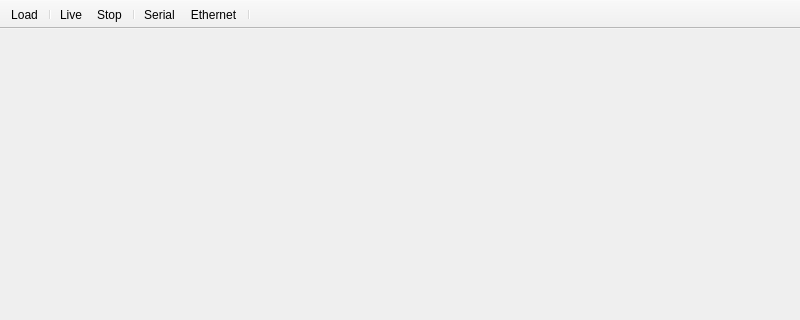
The window that mainwindow.ui (Minus-Monster/vToolsLauncher) describes before a commit, drawn with Qt 5; both pictures show x 0 to 800 and y 0 to 320 of the 800 by 600 pixel window.
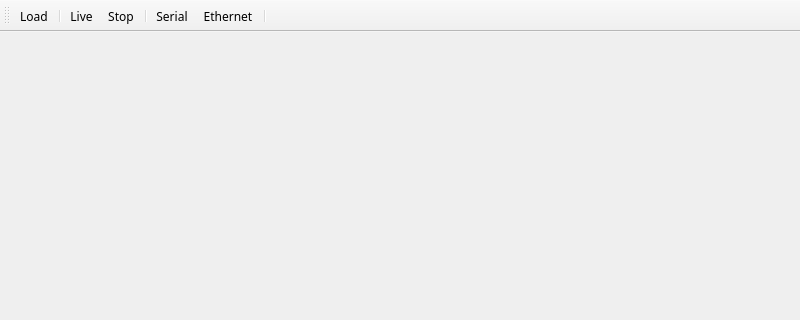
The same window after the commit. Icons and pictures are not drawn.

```diff
--- a/mainwindow.ui
+++ b/mainwindow.ui
@@ -13,6 +13,18 @@
   <property name="windowTitle">
    <string>MainWindow</string>
   </property>
+  <property name="autoFillBackground">
+   <bool>false</bool>
+  </property>
+  <property name="tabShape">
+   <enum>QTabWidget::Rounded</enum>
+  </property>
+  <property name="dockNestingEnabled">
+   <bool>false</bool>
+  </property>
+  <property name="unifiedTitleAndToolBarOnMac">
+   <bool>true</bool>
+  </property>
   <widget class="QWidget" name="centralwidget">
    <property name="sizePolicy">
     <sizepolicy hsizetype="Expanding" vsizetype="Expanding">
@@ -60,6 +72,11 @@
   </widget>
   <widget class="QStatusBar" name="statusbar"/>
   <widget class="QToolBar" name="toolBar">
+   <property name="font">
+    <font>
+     <family>맑은 고딕 Semilight</family>
+    </font>
+   </property>
    <property name="contextMenuPolicy">
     <enum>Qt::NoContextMenu</enum>
    </property>
@@ -70,11 +87,17 @@
     <enum>Qt::LeftToRight</enum>
    </property>
    <property name="movable">
-    <bool>false</bool>
+    <bool>true</bool>
    </property>
    <property name="allowedAreas">
     <set>Qt::AllToolBarAreas</set>
    </property>
+   <property name="iconSize">
+    <size>
+     <width>20</width>
+     <height>20</height>
+    </size>
+   </property>
    <property name="toolButtonStyle">
     <enum>Qt::ToolButtonTextUnderIcon</enum>
    </property>
```
Left out of the diff: 10 changed lines with no effect on the pictures.
